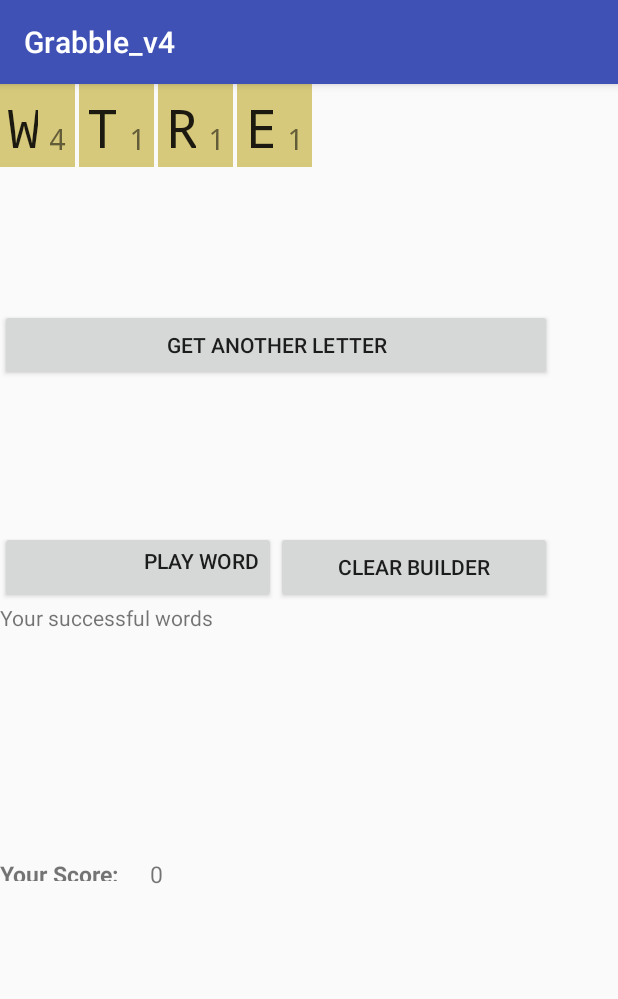
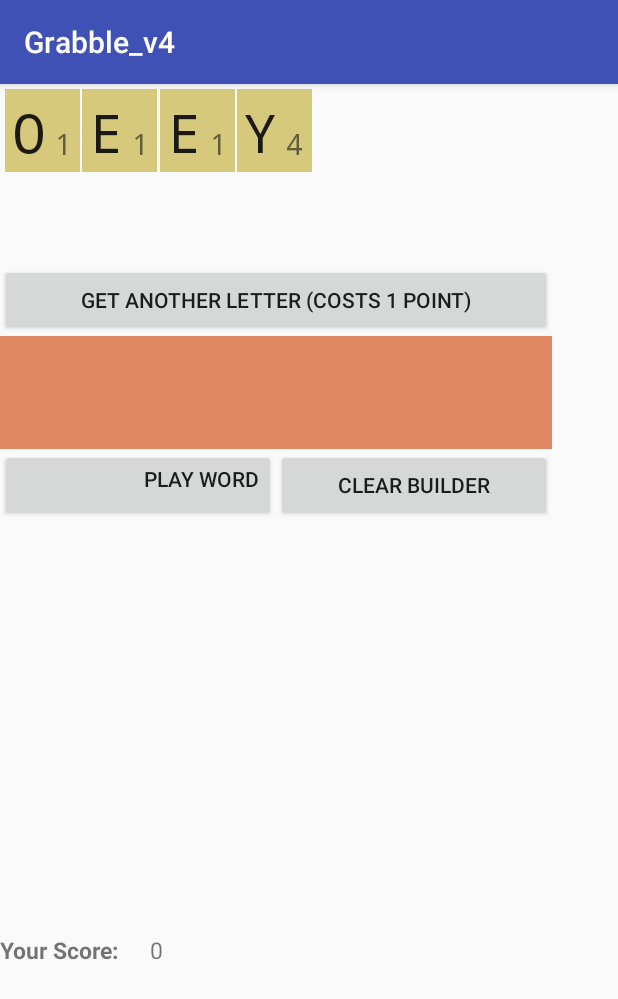
Before and after one commit to sharonelev/Grabble_v4, an Android app: the screen it shows after launch (MainActivity), on a phone screen of 412 x 824 dp. Shown: the top 999 px of the screen. Run offline under Robolectric (Android 15) with nearby library versions, the phone set to English and light mode, and no system bars.

Commit message:
basic game works

```diff
--- a/app/src/main/java/com/example/android/grabble_v4/data/LetterBag.java
+++ b/app/src/main/java/com/example/android/grabble_v4/data/LetterBag.java
@@ -15,21 +15,21 @@ public class LetterBag {
     public static List<SingleLetter> createScrabbleSet(List<SingleLetter> list) {
 
 
-        list.add(new SingleLetter("A",1,9));
+        list.add(new SingleLetter("A",1,6));//9
         list.add(new SingleLetter("B",3,2));
         list.add(new SingleLetter("C",3,2));
         list.add(new SingleLetter("D",2,4));
-        list.add(new SingleLetter("E",1,12));
+        list.add(new SingleLetter("E",1,6));//12
         list.add(new SingleLetter("F",4,2));
         list.add(new SingleLetter("G",2,3));
         list.add(new SingleLetter("H",4,2));
-        list.add(new SingleLetter("I",1,9));
+        list.add(new SingleLetter("I",1,6));//9
         list.add(new SingleLetter("J",8,1));
         list.add(new SingleLetter("K",5,1));
         list.add(new SingleLetter("L",1,4));
         list.add(new SingleLetter("M",3,2));
         list.add(new SingleLetter("N",1,6));
-        list.add(new SingleLetter("O",1,8));
+        list.add(new SingleLetter("O",1,6));//8
         list.add(new SingleLetter("P",3,2));
         list.add(new SingleLetter("Q",10,1));
         list.add(new SingleLetter("R",1,6));
--- a/app/src/main/res/layout/activity_main.xml
+++ b/app/src/main/res/layout/activity_main.xml
@@ -12,21 +12,24 @@
         <android.support.v7.widget.RecyclerView
             android:id="@+id/scrabble_letter_list"
             android:layout_width="368dp"
-            android:layout_height="150dp" />
+            android:padding="3dp"
+            android:layout_height="120dp" />
         <Button
             android:layout_width="368dp"
             android:layout_height="48dp"
-            android:text="Get another letter"
+            android:text="Get another letter (costs 1 point)"
             android:id="@+id/get_letter"
             app:layout_constraintTop_toBottomOf="@id/scrabble_letter_list"
             android:onClick="onClick" />
 
         <android.support.v7.widget.RecyclerView
             android:layout_width="368dp"
-            android:layout_height="100dp"
+            android:layout_height="75dp"
          android:id="@+id/word_builder_list"
-            android:paddingTop="20dp"
-            app:layout_constraintTop_toBottomOf="@id/get_letter" />
+            android:padding="3dp"
+            android:background="#de8762"
+            app:layout_constraintTop_toBottomOf="@id/get_letter"
+            />
         <Button
         android:layout_width="184dp"
         android:layout_height="48dp"
@@ -45,22 +48,17 @@
             app:layout_constraintTop_toBottomOf="@id/word_builder_list"
 
             android:onClick="onClick"/>
-        <TextView
-            android:layout_width="368dp"
-            android:layout_height="20dp"
-            android:text="Your successful words"
-            android:id="@+id/success_words"
-            app:layout_constraintTop_toBottomOf="@id/send_word" />
+
 
         <android.support.v7.widget.RecyclerView
             android:id="@+id/myWordsRecyclerView"
             android:layout_width="368dp"
-            android:layout_height="150dp"
+            android:layout_height="275dp"
 
-            app:layout_constraintTop_toBottomOf="@id/success_words" />
+            app:layout_constraintTop_toBottomOf="@id/send_word" />
         <TextView
             android:layout_width="100dp"
-            android:layout_height="15dp"
+            android:layout_height="25dp"
             app:layout_constraintTop_toBottomOf="@id/myWordsRecyclerView"
             android:text="Your Score:"
             android:id="@+id/your_score_title"
@@ -69,7 +67,7 @@
             />
         <TextView
             android:layout_width="100dp"
-            android:layout_height="30dp"
+            android:layout_height="25dp"
             android:id="@+id/score"
             android:textSize="15sp"
             app:layout_constraintLeft_toRightOf="@id/your_score_title"
```
Also changed, not shown: app/src/main/java/com/example/android/grabble_v4/MainActivity.java (+44 -18 lines).
